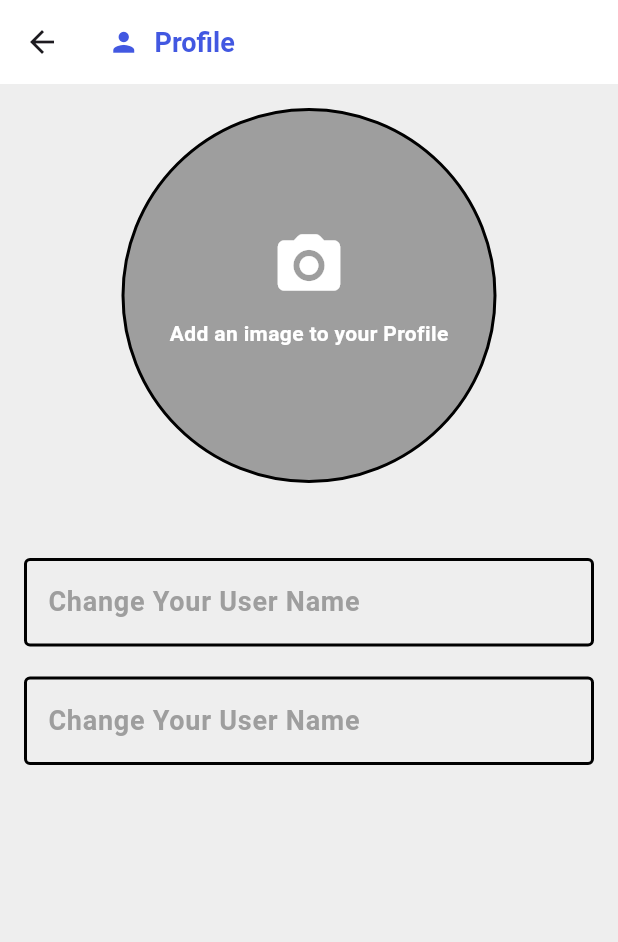
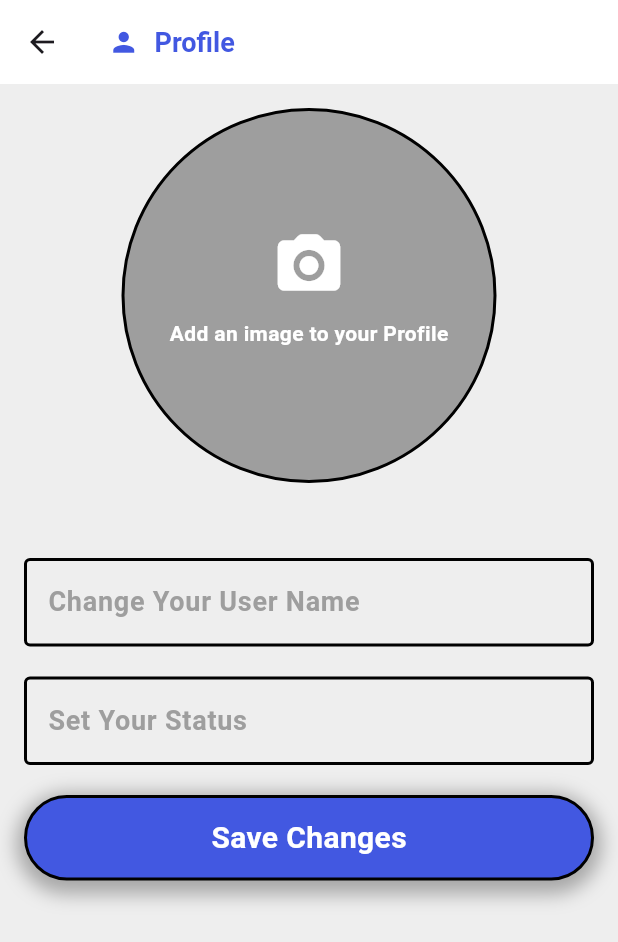
Before and after one commit to Anes2021/myB_blog_application, a Flutter app: the HomeScreen screen opened by its route, in the side drawer, after a tap on "Profile", on a phone screen of 412 x 824 dp. Shown: the top 942 px of the screen. Run offline on Flutter 3.47's test engine with Material 3 defaults, Android fonts, the phone set to English and light mode, and no system bars; our stand-ins replace cherry_toast, cloud_firestore, firebase_auth, firebase_core, firebase_storage, google_fonts and 2 more; accounts and stored records are empty.

Commit message:
profile update namee and status functions

```diff
--- a/lib/screens/auth/registration_screen.dart
+++ b/lib/screens/auth/registration_screen.dart
@@ -155,6 +155,7 @@ class _SignUpScreenState extends State<SignUpScreen> {
       final String id = auth.currentUser!.uid;
 
       final UserModel userModel = UserModel(
+          userDescription: "",
           id: id,
           userName: userNameController.text.trim(),
           email: emailController.text.trim(),
@@ -188,6 +189,7 @@ class _SignUpScreenState extends State<SignUpScreen> {
 class UserModel {
   final String id;
   final String userName;
+  final String userDescription;
   final String email;
   final String password;
   final DateTime createdAt;
@@ -195,6 +197,7 @@ class UserModel {
 
   UserModel({
     required this.id,
+    required this.userDescription,
     required this.isAdmin,
     required this.userName,
     required this.email,
@@ -208,6 +211,7 @@ class UserModel {
       'id': id,
       'isAdmin': isAdmin,
       'userName': userName,
+      'userDescription': userDescription,
       'email': email,
       'password': password,
       'createdAt': createdAt.toIso8601String(),
@@ -220,6 +224,7 @@ class UserModel {
       id: json['id'],
       isAdmin: json['isAdmin'],
       userName: json['userName'],
+      userDescription: json['userDescription'],
       email: json['email'],
       password: json['password'],
       createdAt: DateTime.parse(json['createdAt']),
--- a/lib/screens/home_screen.dart
+++ b/lib/screens/home_screen.dart
@@ -39,6 +39,7 @@ class _HomeScreenState extends State<HomeScreen> {
       isPageLoading = true;
     });
 
+    try {
       await firestore
           .collection("blogs")
           .orderBy("createdAt", descending: true)
@@ -55,17 +56,44 @@ class _HomeScreenState extends State<HomeScreen> {
       });
 
       //* read user model
+      final currentUser = auth.currentUser;
+      if (currentUser == null) {
+        // No user is signed in, redirect to login
+        Navigator.pushReplacement(
+          context,
+          MaterialPageRoute(builder: (context) => const LoginScreen()),
+        );
+        return;
+      }
+
       userModel = await firestore
           .collection("users")
-        .doc(auth.currentUser!.uid)
+          .doc(currentUser.uid)
           .get()
           .then((doc) {
+        if (doc.exists && doc.data() != null) {
           return UserModel.fromJson(doc.data()!);
+        } else {
+          auth.signOut();
+          throw Exception("User data not found. Signed out.");
+        }
       });
+
       if (mounted) {
         setState(() {
           isPageLoading = false;
         });
+      }
+    } catch (e) {
+      print("Error: $e");
+      await auth.signOut();
+      CherryToast.error(
+              description: const Text("Error loading data, signed out."))
+          .show(context);
+      Navigator.pushReplacement(
+        context,
+        MaterialPageRoute(builder: (context) => const LoginScreen()),
+      );
     }
   }
 
--- a/lib/screens/profile_screen.dart
+++ b/lib/screens/profile_screen.dart
@@ -1,10 +1,14 @@
 // ignore_for_file: use_build_context_synchronously
 
+import 'package:cloud_firestore/cloud_firestore.dart';
+import 'package:firebase_auth/firebase_auth.dart';
 import 'package:flutter/material.dart';
 import 'package:google_fonts/google_fonts.dart';
+import 'package:mustaqim/core/button_form.dart';
 import 'package:mustaqim/core/colors.dart';
 import 'package:mustaqim/core/styles_text.dart';
 import 'package:mustaqim/core/text_field_form.dart';
+import 'package:mustaqim/screens/auth/registration_screen.dart';
 
 class ProfileScreen extends StatefulWidget {
   const ProfileScreen({super.key});
@@ -16,6 +20,34 @@ class ProfileScreen extends StatefulWidget {
 class ProfileScreenState extends State<ProfileScreen> {
   TextEditingController updateUsernameController = TextEditingController();
   TextEditingController updateDescriptionController = TextEditingController();
+  late UserModel userModel;
+
+  FirebaseFirestore firestore = FirebaseFirestore.instance;
+  FirebaseAuth auth = FirebaseAuth.instance;
+
+  @override
+  void initState() {
+    initPage();
+    super.initState();
+  }
+
+  void initPage() async {
+    userModel = await firestore
+        .collection("users")
+        .doc(auth.currentUser!.uid)
+        .get()
+        .then((v) {
+      return UserModel.fromJson(v.data()!);
+    });
+  }
+
+  void changeName() async {
+    firestore.collection("users").doc(auth.currentUser!.uid).update({
+      "userName": updateUsernameController.text,
+      "userDescription": updateDescriptionController.text
+    });
+  }
+
   @override
   Widget build(BuildContext context) {
     return Scaffold(
@@ -87,7 +119,14 @@ class ProfileScreenState extends State<ProfileScreen> {
               const SizedBox(height: 20),
               TextFieldForm(
                 textEditingController: updateDescriptionController,
-                labelT: "Change Your User Name",
+                labelT: "Set Your Status",
+              ),
+              const SizedBox(
+                height: 20,
+              ),
+              ButtonForm(
+                buttonT: "Save Changes",
+                function: changeName,
               ),
             ],
           ),
```
Lines whose indentation alone changed are shown as unchanged.
